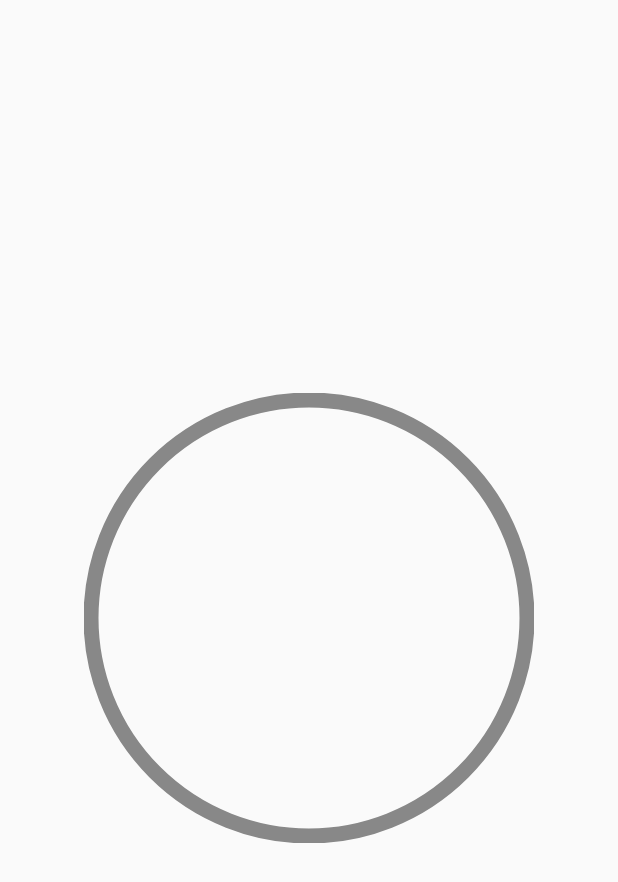
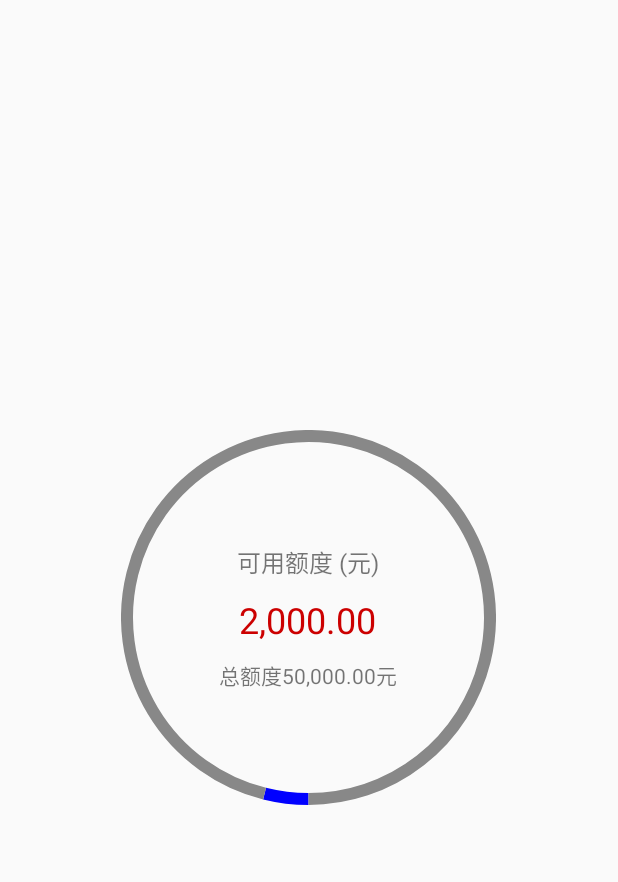
Before and after one commit to caihanyuan/YuanComponent, an Android app: the CircleProgressActivity screen opened directly, with no data from a screen before it, on a phone screen of 412 x 824 dp. Shown: the top 882 px of the screen. Run offline under Robolectric (Android 15) with nearby library versions, the phone set to English and light mode, and no system bars.

Commit message:
圆形进度条文字动画

```diff
--- a/app/src/main/java/com/keepmoving/to/yuancomponent/widget/CircleProgressContainer.java
+++ b/app/src/main/java/com/keepmoving/to/yuancomponent/widget/CircleProgressContainer.java
@@ -1,29 +1,28 @@
 package com.keepmoving.to.yuancomponent.widget;
 
+import android.animation.ValueAnimator;
 import android.content.Context;
-import android.graphics.Canvas;
-import android.graphics.Color;
 import android.os.Build;
 import android.support.annotation.RequiresApi;
 import android.util.AttributeSet;
-import android.view.ViewGroup;
+import android.view.LayoutInflater;
+import android.widget.FrameLayout;
 import android.widget.TextView;
+
+import com.keepmoving.to.yuancomponent.R;
+import com.keepmoving.to.yuancomponent.utils.StringUtils;
 
 /**
  * Created by caihanyuan on 2017/9/25.
  */
 
-public class CircleProgressContainer extends ViewGroup {
+public class CircleProgressContainer extends FrameLayout implements ValueAnimator.AnimatorUpdateListener {
 
     private static final String TAG = CircleProgressContainer.class.getSimpleName();
 
-    private int mProgressColor = Color.BLUE;
-    private int mDefaultColor = Color.GRAY;
+    private String mTotalTip;
 
-    protected double mProgress;
-    protected double mMaxProgress = -1;
-
-    private TextView mTitleText;
+    private CircleProgressView mProgressView;
     private TextView mCurrentProgressText;
     private TextView mMaxProgressText;
 
@@ -37,99 +36,72 @@ public class CircleProgressContainer extends ViewGroup {
 
     public CircleProgressContainer(Context context, AttributeSet attrs, int defStyleAttr) {
         super(context, attrs, defStyleAttr);
+        initView(context, attrs);
     }
 
     @RequiresApi(api = Build.VERSION_CODES.LOLLIPOP)
     public CircleProgressContainer(Context context, AttributeSet attrs, int defStyleAttr, int defStyleRes) {
         super(context, attrs, defStyleAttr, defStyleRes);
+        initView(context, attrs);
+    }
+
+    private void initView(Context context, AttributeSet attrs) {
+        LayoutInflater.from(context).inflate(R.layout.circle_progress_container, this, true);
+
+        mProgressView = (CircleProgressView) findViewById(R.id.progress_view);
+        mCurrentProgressText = (TextView) findViewById(R.id.current_progress_text);
+        mMaxProgressText = (TextView) findViewById(R.id.total_progress_text);
+
+        mTotalTip = context.getString(R.string.circle_progress_total_tip);
+        mProgressView.addAnimatorUpdateListener(this);
+
+        setCurrentProgress(2000);
+        setMaxProgress(50000);
     }
 
     @Override
-    protected void onMeasure(int widthMeasureSpec, int heightMeasureSpec) {
-        super.onMeasure(widthMeasureSpec, heightMeasureSpec);
-    }
-
-    @Override
-    protected void onLayout(boolean changed, int l, int t, int r, int b) {
-    }
-
-    @Override
-    protected void onDraw(Canvas canvas) {
-        super.onDraw(canvas);
-    }
-
-
-    /**
-     * 设置当前可用数值, 默认没有动画
-     *
-     * @param progress
-     */
-    public void setCurrentProgress(double progress) {
-        setCurrentProgress(progress, false);
+    public void onAnimationUpdate(ValueAnimator animation) {
+        double progress = (double) animation.getAnimatedValue();
+        setCurrentProgressText(progress);
     }
 
     /**
      * 设置当前可用数值
      *
      * @param progress
-     * @param anim     是否需要显示动画
      */
-    public void setCurrentProgress(double progress, boolean anim) {
-        mProgress = progress;
-        setCurrentProgressText();
-    }
-
-    /**
-     * 设置当前最大数值, 默认没有动画
-     *
-     * @param maxProgress
-     */
-    public void setMaxProgress(double maxProgress) {
-        setMaxProgress(maxProgress, false);
+    public void setCurrentProgress(double progress) {
+        mProgressView.setCurrentProgress(progress);
+        if (!mProgressView.isShowAnim()) {
+            setCurrentProgressText(progress);
+        } else {
+            setCurrentProgressText(0);
+        }
     }
 
     /**
      * 设置当前最大数值
      *
      * @param maxProgress
-     * @param anim
      */
-    public void setMaxProgress(double maxProgress, boolean anim) {
-        mMaxProgress = maxProgress;
-        setMaxProgressText();
+    public void setMaxProgress(double maxProgress) {
+        mProgressView.setMaxProgress(maxProgress);
+        setMaxProgressText(maxProgress);
     }
-
-
-    /**
-     * 设置头部提示文字
-     *
-     * @param titleText
-     */
-    public void setTitleText(CharSequence titleText) {
-
-    }
-
-    /**
-     * 设置头部提示文字
-     *
-     * @param resId
-     */
-    public void setTitleText(int resId) {
-
-    }
-
 
     /**
      * 设置可用数值提示文本
      */
-    protected void setCurrentProgressText() {
-
+    protected void setCurrentProgressText(double progress) {
+        String tip = StringUtils.splitMoney(progress);
+        mCurrentProgressText.setText(tip);
     }
 
     /**
      * 设置最大数值提示文本
      */
-    protected void setMaxProgressText() {
-
+    protected void setMaxProgressText(double maxProgress) {
+        String tip = String.format(mTotalTip, StringUtils.splitMoney(maxProgress));
+        mMaxProgressText.setText(tip);
     }
 }
--- a/app/src/main/java/com/keepmoving/to/yuancomponent/widget/CircleProgressView.java
+++ b/app/src/main/java/com/keepmoving/to/yuancomponent/widget/CircleProgressView.java
@@ -3,6 +3,7 @@ package com.keepmoving.to.yuancomponent.widget;
 import android.animation.Animator;
 import android.animation.AnimatorListenerAdapter;
 import android.animation.TimeInterpolator;
+import android.animation.TypeEvaluator;
 import android.animation.ValueAnimator;
 import android.content.Context;
 import android.content.res.TypedArray;
@@ -20,6 +21,9 @@ import android.view.animation.AccelerateDecelerateInterpolator;
 
 import com.keepmoving.to.yuancomponent.R;
 
+import java.util.ArrayList;
+import java.util.List;
+
 /**
  * 环形进度条, 带动画
  * Created by caihanyuan on 2017/9/25.
@@ -33,18 +37,19 @@ public class CircleProgressView extends View {
     private boolean mShowAnim = false;
     private int mDuration = 1000;
 
-    private int mTmpProgress = 0;
-    protected int mProgress;
-    protected int mMaxProgress = -1;
+    private double mTmpProgress = 0;
+    protected double mProgress;
+    protected double mMaxProgress = -1;
 
-    private int mCenter;
     private RectF mCircleArea;
     private Paint mPaint;
 
     private ValueAnimator mAnimator;
+    private TimeInterpolator mInterpolator;
+    private TypeEvaluator mEvaluator;
     private AnimatorLifeListener mAnimatorLifeListener;
     private AnimatorUpdateListener mAnimatorUpdateListener;
-    private TimeInterpolator mInterpolator;
+    private List<ValueAnimator.AnimatorUpdateListener> mOuterUpdateListeners;
 
     public CircleProgressView(Context context) {
         this(context, null);
@@ -76,6 +81,7 @@ public class CircleProgressView extends View {
     @Override
     protected void onDetachedFromWindow() {
         stopAnim();
+        mOuterUpdateListeners.clear();
     }
 
     private void initView(Context context, AttributeSet attrs) {
@@ -93,6 +99,8 @@ public class CircleProgressView extends View {
         mPaint.setAntiAlias(true);
         mPaint.setColor(mProgressColor);
 
+        mEvaluator = new DoubleEvaluator();
+        mOuterUpdateListeners = new ArrayList<>();
         mAnimatorLifeListener = new AnimatorLifeListener();
         mAnimatorUpdateListener = new AnimatorUpdateListener();
         mInterpolator = new AccelerateDecelerateInterpolator();
@@ -178,9 +186,7 @@ public class CircleProgressView extends View {
 
     @Override
     protected void onLayout(boolean changed, int left, int top, int right, int bottom) {
-        int halfWidht = getWidth() / 2;
         int halfRingWidth = mRingWidth / 2;
-        mCenter = halfWidht;
         mCircleArea = new RectF(halfRingWidth, halfRingWidth,
                 getWidth() - halfRingWidth, getHeight() - halfRingWidth);
     }
@@ -188,7 +194,7 @@ public class CircleProgressView extends View {
     @Override
     protected void onDraw(Canvas canvas) {
         int startAngle = 90;
-        int progressAngle = (mTmpProgress * 360) / mMaxProgress;
+        int progressAngle = (int) ((mTmpProgress * 360) / mMaxProgress);
         mPaint.setColor(mProgressColor);
         canvas.drawArc(mCircleArea, startAngle, progressAngle, false, mPaint);
 
@@ -203,21 +209,34 @@ public class CircleProgressView extends View {
         return (int) (dpValue * scale + 0.5f);
     }
 
+    /**
+     * 是否显示动画
+     *
+     * @return
+     */
+    public boolean isShowAnim() {
+        return mShowAnim;
+    }
 
     /**
      * 设置当前可用数值
      *
      * @param progress
      */
-    public void setCurrentProgress(int progress) {
+    public void setCurrentProgress(double progress) {
         mProgress = progress;
-        if (!mShowAnim) {
+        if (mShowAnim) {
+            setDurationByProgress();
+        } else {
             mTmpProgress = progress;
-        } else if (isShown()) {
-            startAnim();
         }
-        setDurationByProgress();
-
+        if (isShown()) {
+            if (mShowAnim) {
+                startAnim();
+            } else {
+                invalidate();
+            }
+        }
         // TODO: 2017/9/26 以后还有加上反向动画
     }
 
@@ -227,13 +246,18 @@ public class CircleProgressView extends View {
      *
      * @param maxProgress
      */
-    public void setMaxProgress(int maxProgress) {
+    public void setMaxProgress(double maxProgress) {
         mMaxProgress = maxProgress;
-        if (mShowAnim && isShown()) {
-            startAnim();
+        if (mShowAnim) {
+            setDurationByProgress();
         }
-        setDurationByProgress();
-
+        if (isShown()) {
+            if (mShowAnim) {
+                startAnim();
+            } else {
+                invalidate();
+            }
+        }
         // TODO: 2017/9/26 以后还有加上反向动画
     }
 
@@ -246,7 +270,9 @@ public class CircleProgressView extends View {
             mAnimator.removeAllListeners();
             mAnimator.removeAllUpdateListeners();
         }
-        mAnimator = ValueAnimator.ofInt(0, mProgress);
+        mAnimator = new ValueAnimator();
+        mAnimator.setObjectValues(0.0d, mProgress);
+        mAnimator.setEvaluator(mEvaluator);
         mAnimator.addUpdateListener(mAnimatorUpdateListener);
         mAnimator.addListener(mAnimatorLifeListener);
         mAnimator.setInterpolator(mInterpolator);
@@ -286,11 +312,48 @@ public class CircleProgressView extends View {
     }
 
     /**
+     * 设置是否显示动画
+     *
+     * @param anim
+     */
+    public void setShowAnim(boolean anim) {
+        mShowAnim = anim;
+    }
+
+    /**
+     * 增加数值变化的监听器
+     *
+     * @param updateListener
+     */
+    public void addAnimatorUpdateListener(ValueAnimator.AnimatorUpdateListener updateListener) {
+        mOuterUpdateListeners.add(updateListener);
+    }
+
+    /**
+     * 删除数值变化监听器
+     *
+     * @param updateListener
+     */
+    public void removeAnimatorUpdateListener(ValueAnimator.AnimatorUpdateListener updateListener) {
+        mOuterUpdateListeners.remove(updateListener);
+    }
+
+    /**
      * 根据进度比设置动画时长
      */
     protected void setDurationByProgress() {
         if (mMaxProgress != -1) {
-            mDuration = mProgress * mDuration / mMaxProgress;
+            mDuration = (int) (mProgress * mDuration / mMaxProgress);
+        }
+    }
+
+    /**
+     * 进度数值估值器
+     */
+    class DoubleEvaluator implements TypeEvaluator<Double> {
+        @Override
+        public Double evaluate(float fraction, Double startValue, Double endValue) {
+            return startValue + (endValue - startValue) * fraction;
         }
     }
 
@@ -315,8 +378,12 @@ public class CircleProgressView extends View {
     class AnimatorUpdateListener implements ValueAnimator.AnimatorUpdateListener {
         @Override
         public void onAnimationUpdate(ValueAnimator animation) {
-            mTmpProgress = (int) animation.getAnimatedValue();
+            mTmpProgress = (double) animation.getAnimatedValue();
             invalidate();
+
+            for (ValueAnimator.AnimatorUpdateListener updateListener : mOuterUpdateListeners) {
+                updateListener.onAnimationUpdate(animation);
+            }
         }
     }
 
--- a/app/src/main/res/layout/circle_progress_activity.xml
+++ b/app/src/main/res/layout/circle_progress_activity.xml
@@ -1,17 +1,11 @@
 <?xml version="1.0" encoding="utf-8"?>
 <FrameLayout xmlns:android="http://schemas.android.com/apk/res/android"
-    xmlns:app="http://schemas.android.com/apk/res-auto"
     android:layout_width="match_parent"
     android:layout_height="match_parent">
 
-    <com.keepmoving.to.yuancomponent.widget.CircleProgressView
-        android:layout_width="300dp"
-        android:layout_height="300dp"
-        android:layout_gravity="center"
-        android:layout_marginLeft="15dp"
-        android:layout_marginRight="15dp"
-        app:anim_duration="1500"
-        app:ring_width="10dp"
-        app:show_anim="true" />
+    <com.keepmoving.to.yuancomponent.widget.CircleProgressContainer
+        android:layout_width="wrap_content"
+        android:layout_height="wrap_content"
+        android:layout_gravity="center" />
 
 </FrameLayout>
--- /dev/null
+++ b/app/src/main/res/layout/circle_progress_container.xml
@@ -0,0 +1,56 @@
+<?xml version="1.0" encoding="utf-8"?>
+<merge xmlns:android="http://schemas.android.com/apk/res/android"
+    xmlns:app="http://schemas.android.com/apk/res-auto"
+    android:layout_width="wrap_content"
+    android:layout_height="wrap_content">
+
+    <com.keepmoving.to.yuancomponent.widget.CircleProgressView
+        android:id="@+id/progress_view"
+        android:layout_width="250dp"
+        android:layout_height="250dp"
+        android:layout_gravity="center"
+        app:anim_duration="1500"
+        app:ring_width="8dp"
+        app:show_anim="true" />
+
+
+    <LinearLayout
+        android:layout_width="wrap_content"
+        android:layout_height="wrap_content"
+        android:layout_gravity="center"
+        android:gravity="center_horizontal"
+        android:orientation="vertical">
+
+        <TextView
+            android:layout_width="wrap_content"
+            android:layout_height="wrap_content"
+            android:text="@string/circle_progress_title_tip"
+            android:textSize="@dimen/textsize_16sp" />
+
+        <TextView
+            android:id="@+id/current_progress_text"
+            android:layout_width="wrap_content"
+            android:layout_height="wrap_content"
+            android:layout_marginTop="10dp"
+            android:text="0.00"
+            android:textColor="@android:color/holo_red_dark"
+            android:textSize="@dimen/textsize_24sp" />
+
+        <TextView
+            android:id="@+id/total_progress_text"
+            android:layout_width="wrap_content"
+            android:layout_height="wrap_content"
+            android:layout_marginTop="10dp"
+            android:text="@string/circle_progress_total_tip"
+            android:textSize="@dimen/textsize_14sp" />
+    </LinearLayout>
+
+    <TextView
+        style="@style/Widget.AppCompat.Button"
+        android:layout_width="wrap_content"
+        android:layout_height="wrap_content"
+        android:layout_gravity="bottom|center_horizontal"
+        android:text="@string/circle_progress_upgrade_money"
+        android:textSize="@dimen/textsize_16sp"
+        android:visibility="gone" />
+</merge>
--- /dev/null
+++ b/app/src/main/res/values/dimens.xml
@@ -0,0 +1,7 @@
+<resources>
+    <!-- CircleProgressContainer -->
+    <dimen name="textsize_24sp">24sp</dimen>
+    <dimen name="textsize_18sp">18sp</dimen>
+    <dimen name="textsize_16sp">16sp</dimen>
+    <dimen name="textsize_14sp">14sp</dimen>
+</resources>
--- a/app/src/main/res/values/strings.xml
+++ b/app/src/main/res/values/strings.xml
@@ -1,3 +1,8 @@
 <resources>
     <string name="app_name">YuanComponent</string>
+
+    <!-- CircleProgressContainer -->
+    <string name="circle_progress_upgrade_money">提额</string>
+    <string name="circle_progress_title_tip">可用额度 (元)</string>
+    <string name="circle_progress_total_tip">总额度%1$s元</string>
 </resources>
```
Also changed, not shown: app/src/main/java/com/keepmoving/to/yuancomponent/utils/StringUtils.java (added, +136 -0 lines).
